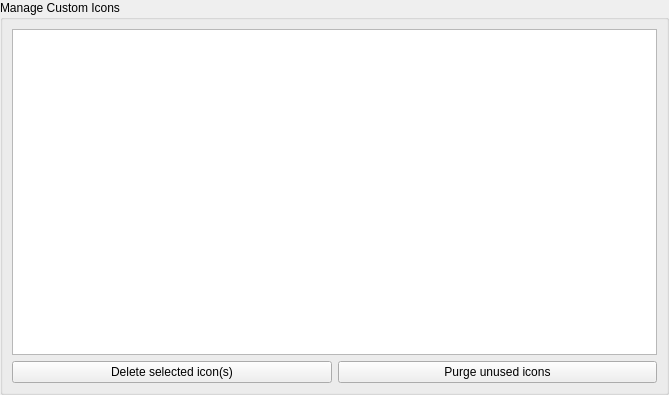
This is src/gui/dbsettings/DatabaseSettingsWidgetMaintenance.ui in schlimmchen/keepassxc as Qt 5 draws it before an edit. The edited form follows.
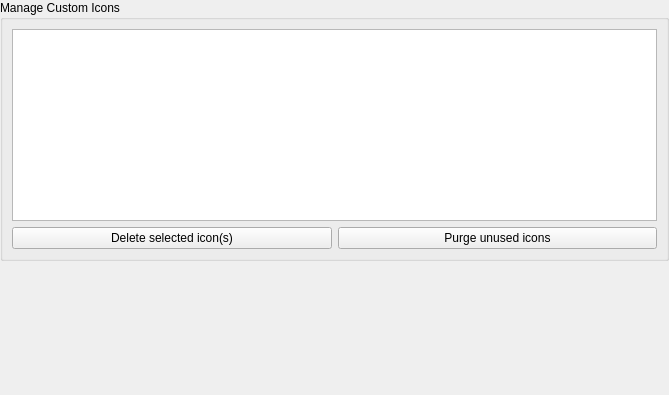
This is the edited form.

Commit message: DB maintenance: add spacer to fill UI

```diff
--- a/src/gui/dbsettings/DatabaseSettingsWidgetMaintenance.ui
+++ b/src/gui/dbsettings/DatabaseSettingsWidgetMaintenance.ui
@@ -96,6 +96,19 @@
      </layout>
     </widget>
    </item>
+   <item>
+    <spacer name="verticalSpacer">
+     <property name="orientation">
+      <enum>Qt::Vertical</enum>
+     </property>
+     <property name="sizeHint" stdset="0">
+      <size>
+       <width>20</width>
+       <height>40</height>
+      </size>
+     </property>
+    </spacer>
+   </item>
   </layout>
  </widget>
  <resources/>
```
